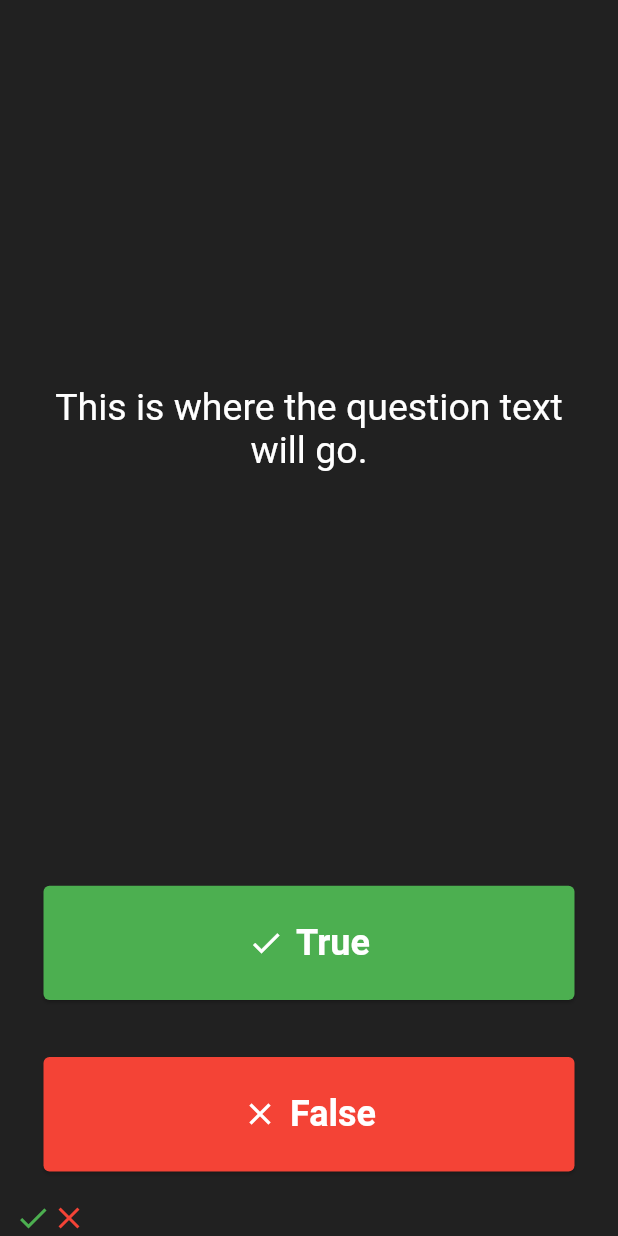
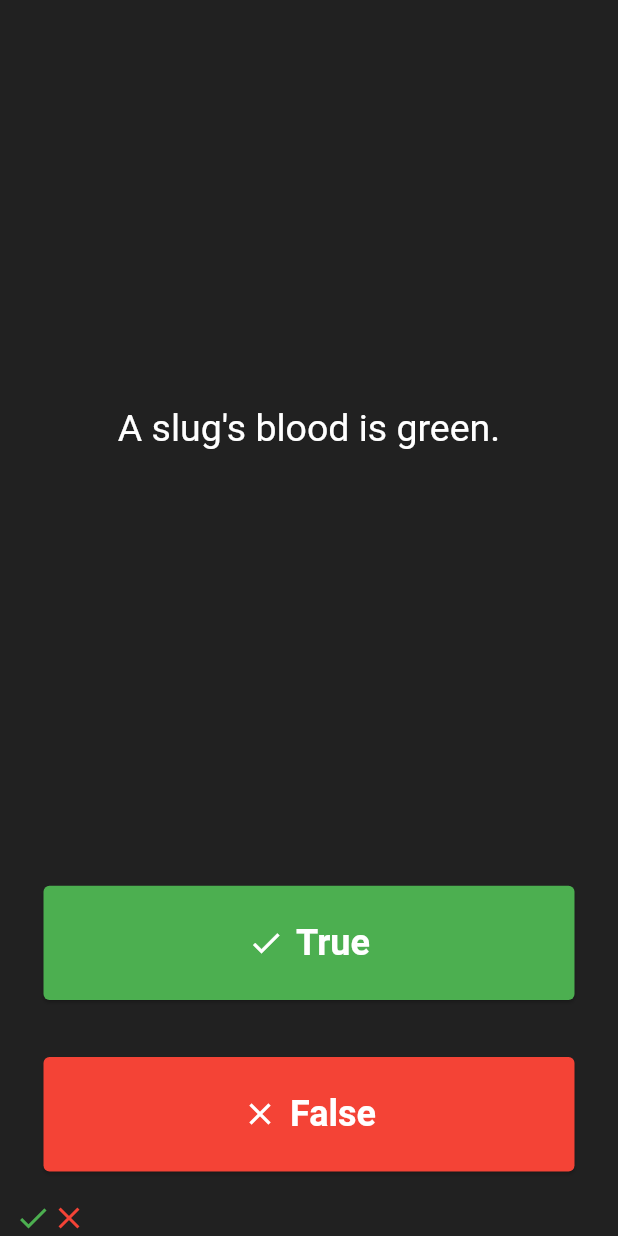
Before and after one commit to derekdileo/flutter-quiz, a Flutter app: the screen it shows after launch, after a tap on "True", after a tap on "False", on a phone screen of 412 x 824 dp. Run offline on Flutter 3.47's test engine with Material 2 defaults, Android fonts, the phone set to English and light mode, and no system bars; Roboto replaces fonts that are missing (Source Sans Pro).

Commit message:
Add lists of questions and answers. Begin coding to keep track of results.

```diff
--- a/lib/main.dart
+++ b/lib/main.dart
@@ -29,8 +29,18 @@ class QuizPage extends StatefulWidget {
 }
 
 class _QuizPageState extends State<QuizPage> {
-  // Instantiate lists to keep questions and score
-  List<String> questions = [];
+  // Instantiate local variables
+
+  List<String> questions = [
+    'You can lead a cow down stairs but not up stairs.', // false,
+    'Approximately one quarter of human bones are in the feet.', // true,
+    'A slug\'s blood is green.', //true,
+  ];
+
+  int questionCount = 0;
+
+  List<String> answers = ['false', 'true', 'true'];
+
   List<Icon> scoreKeeper = [];
 
   var checkIcon = const Icon(
@@ -55,6 +65,11 @@ class _QuizPageState extends State<QuizPage> {
           child: Center(
             child: TextButton.icon(
               onPressed: () {
+                if (questionCount < questions.length - 1) {
+                  questionCount++;
+                } else {
+                  questionCount = 0;
+                }
                 setState(() {
                   scoreKeeper.add(
                     Icon(
@@ -90,15 +105,15 @@ class _QuizPageState extends State<QuizPage> {
       mainAxisAlignment: MainAxisAlignment.spaceBetween,
       crossAxisAlignment: CrossAxisAlignment.stretch,
       children: <Widget>[
-        const Expanded(
+        Expanded(
           flex: 5,
           child: Padding(
-            padding: EdgeInsets.all(10.0),
+            padding: const EdgeInsets.all(10.0),
             child: Center(
               child: Text(
-                'This is where the question text will go.',
+                questions[questionCount],
                 textAlign: TextAlign.center,
-                style: TextStyle(
+                style: const TextStyle(
                   fontSize: 25.0,
                   color: Colors.white,
                 ),
@@ -106,10 +121,113 @@ class _QuizPageState extends State<QuizPage> {
             ),
           ),
         ),
-        buildCard(Colors.green, Icons.check, Icons.check, 'True'),
-        buildCard(Colors.red, Icons.close, Icons.close, 'False'),
+        // buildCard(Colors.green, Icons.check, Icons.check, 'True'),
+        // buildCard(Colors.red, Icons.close, Icons.close, 'False'),
 
-        // TODO: Add a Row here as your score keeper
+        // True
+        Expanded(
+          child: Padding(
+            padding: const EdgeInsets.all(15.0),
+            child: Card(
+              color: Colors.green,
+              // margin: const EdgeInsets.symmetric(vertical: 10.0, horizontal: 25.0),
+              child: Center(
+                child: TextButton.icon(
+                  onPressed: () {
+                    if (questionCount < questions.length - 1) {
+                      questionCount++;
+                    } else {
+                      questionCount = 0;
+                      scoreKeeper.removeRange(0, questions.length);
+                    }
+                    setState(() {
+                      if (answers[questionCount] == 'true') {
+                        scoreKeeper.add(
+                          const Icon(
+                            Icons.check,
+                            color: Colors.green,
+                          ),
+                        );
+                      } else {
+                        scoreKeeper.add(
+                          const Icon(
+                            Icons.close,
+                            color: Colors.red,
+                          ),
+                        );
+                      }
+                    });
+                  },
+                  icon: const Icon(
+                    Icons.check,
+                    color: Colors.white,
+                  ),
+                  label: const Text(
+                    'True',
+                    style: TextStyle(
+                      fontFamily: 'Source Sans Pro',
+                      fontSize: 24.0,
+                      fontWeight: FontWeight.bold,
+                      color: Colors.white,
+                    ),
+                  ),
+                ),
+              ),
+            ),
+          ),
+        ),
+        // False
+        Expanded(
+          child: Padding(
+            padding: const EdgeInsets.all(15.0),
+            child: Card(
+              color: Colors.red,
+              // margin: const EdgeInsets.symmetric(vertical: 10.0, horizontal: 25.0),
+              child: Center(
+                child: TextButton.icon(
+                  onPressed: () {
+                    if (questionCount < questions.length - 1) {
+                      questionCount++;
+                    } else {
+                      questionCount = 0;
+                      scoreKeeper.removeRange(0, questions.length);
+                    }
+                    setState(() {
+                      if (answers[questionCount] == 'false') {
+                        scoreKeeper.add(
+                          const Icon(
+                            Icons.check,
+                            color: Colors.green,
+                          ),
+                        );
+                      } else {
+                        scoreKeeper.add(
+                          const Icon(
+                            Icons.close,
+                            color: Colors.red,
+                          ),
+                        );
+                      }
+                    });
+                  },
+                  icon: const Icon(
+                    Icons.close,
+                    color: Colors.white,
+                  ),
+                  label: const Text(
+                    'False',
+                    style: TextStyle(
+                      fontFamily: 'Source Sans Pro',
+                      fontSize: 24.0,
+                      fontWeight: FontWeight.bold,
+                      color: Colors.white,
+                    ),
+                  ),
+                ),
+              ),
+            ),
+          ),
+        ),
         Row(
           children: scoreKeeper,
         ),
@@ -117,9 +235,3 @@ class _QuizPageState extends State<QuizPage> {
     );
   }
 }
-
-/*
-* question1: 'You can lead a cow down stairs but not up stairs.', false,
-* question2: 'Approximately one quarter of human bones are in the feet.', true,
-* question3: 'A slug\'s blood is green.', true,
-* */
```
